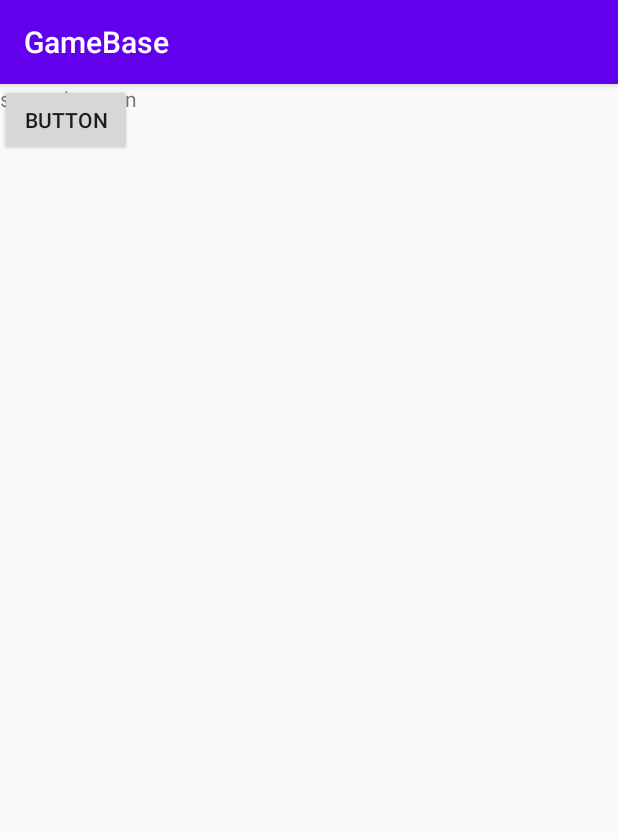
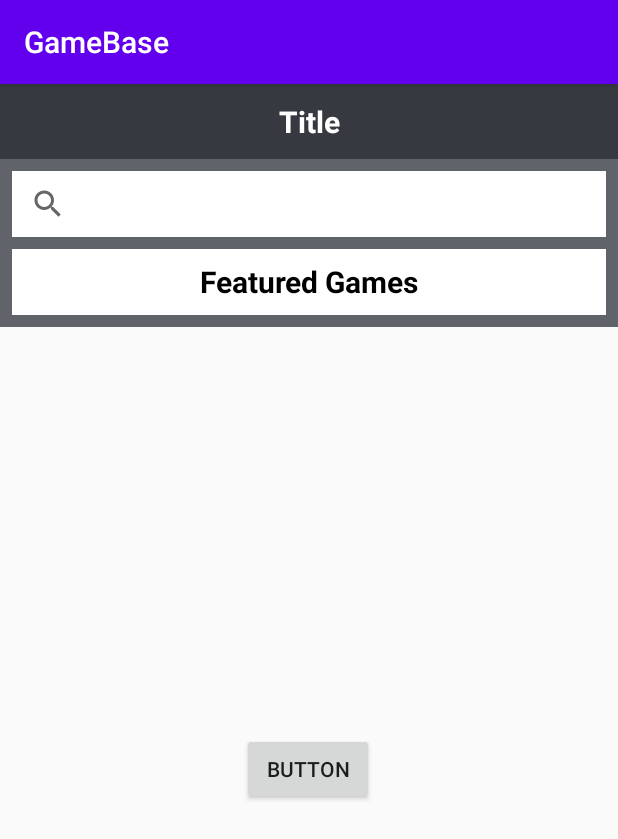
Before and after one commit to AlexOuch/Mobile-App-Assignment, an Android app: the screen it shows after launch (SecondScreen), after a tap on an icon or button, on a phone screen of 412 x 824 dp. Shown: the top 839 px of the screen. Run offline under Robolectric (Android 15) with nearby library versions, the phone set to English and light mode, and no system bars.

Commit message:
changed guidelines to percentage, added stuff to second screen

```diff
--- a/app/src/main/res/layout/activity_main.xml
+++ b/app/src/main/res/layout/activity_main.xml
@@ -11,28 +11,28 @@
         android:layout_width="wrap_content"
         android:layout_height="wrap_content"
         android:orientation="vertical"
-        app:layout_constraintGuide_begin="205dp" />
+        app:layout_constraintGuide_percent="0.5" />
 
     <androidx.constraintlayout.widget.Guideline
         android:id="@+id/guideline2"
         android:layout_width="wrap_content"
         android:layout_height="wrap_content"
         android:orientation="horizontal"
-        app:layout_constraintGuide_begin="660dp" />
+        app:layout_constraintGuide_percent="0.9" />
 
     <androidx.constraintlayout.widget.Guideline
         android:id="@+id/guideline3"
         android:layout_width="wrap_content"
         android:layout_height="wrap_content"
         android:orientation="horizontal"
-        app:layout_constraintGuide_begin="440dp" />
+        app:layout_constraintGuide_percent="0.6" />
 
     <androidx.constraintlayout.widget.Guideline
         android:id="@+id/guideline4"
         android:layout_width="wrap_content"
         android:layout_height="wrap_content"
         android:orientation="horizontal"
-        app:layout_constraintGuide_begin="220dp" />
+        app:layout_constraintGuide_percent="0.3" />
 
     <ImageButton
         android:id="@+id/searchButton"
@@ -110,6 +110,7 @@
         android:id="@+id/bottomNavigationView"
         android:layout_width="0dp"
         android:layout_height="0dp"
+        android:padding="5dp"
         app:layout_constraintBottom_toBottomOf="parent"
         app:layout_constraintEnd_toEndOf="parent"
         app:layout_constraintStart_toStartOf="parent"
@@ -123,8 +124,7 @@
             app:layout_constraintBottom_toBottomOf="parent"
             app:layout_constraintEnd_toEndOf="parent"
             app:layout_constraintStart_toStartOf="parent"
-            app:layout_constraintTop_toTopOf="parent"
-            app:srcCompat="@drawable/homeIcon" />
+            app:layout_constraintTop_toTopOf="parent" />
     </androidx.constraintlayout.widget.ConstraintLayout>
 
 </androidx.constraintlayout.widget.ConstraintLayout>
--- a/app/src/main/res/layout/activity_second_screen.xml
+++ b/app/src/main/res/layout/activity_second_screen.xml
@@ -6,19 +6,87 @@
     android:layout_height="match_parent"
     tools:context=".SecondScreen">
 
-    <TextView
-        android:id="@+id/textView"
-        android:layout_width="wrap_content"
-        android:layout_height="wrap_content"
-        android:text="second screen"
-        tools:layout_editor_absoluteX="144dp"
-        tools:layout_editor_absoluteY="172dp" />
 
     <Button
         android:id="@+id/buttonTest"
         android:layout_width="wrap_content"
         android:layout_height="wrap_content"
         android:text="Button"
-        tools:layout_editor_absoluteX="161dp"
-        tools:layout_editor_absoluteY="275dp" />
+        app:layout_constraintBottom_toBottomOf="parent"
+        app:layout_constraintEnd_toEndOf="parent"
+        app:layout_constraintHorizontal_bias="0.498"
+        app:layout_constraintStart_toStartOf="parent"
+        app:layout_constraintTop_toBottomOf="@+id/textView5"
+        app:layout_constraintVertical_bias="0.485" />
+
+    <TextView
+        android:id="@+id/titleText"
+        android:layout_width="0dp"
+        android:layout_height="50dp"
+        android:background="#36393F"
+        android:gravity="center"
+        android:text="Title"
+        android:textAlignment="center"
+        android:textColor="#FFFFFF"
+        android:textColorLink="#FFFFFF"
+        android:textSize="20dp"
+        android:textStyle="bold"
+        app:layout_constraintEnd_toEndOf="parent"
+        app:layout_constraintHorizontal_bias="0.0"
+        app:layout_constraintStart_toStartOf="parent"
+        app:layout_constraintTop_toTopOf="parent" />
+
+    <TextView
+        android:id="@+id/textView2"
+        android:layout_width="0dp"
+        android:layout_height="60dp"
+        android:background="#60636A"
+        app:layout_constraintEnd_toEndOf="parent"
+        app:layout_constraintStart_toStartOf="parent"
+        app:layout_constraintTop_toBottomOf="@+id/titleText" />
+
+    <SearchView
+        android:id="@+id/searchBar"
+        android:layout_width="0dp"
+        android:layout_height="0dp"
+        android:layout_marginStart="8dp"
+        android:layout_marginTop="8dp"
+        android:layout_marginEnd="8dp"
+        android:layout_marginBottom="8dp"
+        android:background="#FFFFFF"
+        app:layout_constraintBottom_toBottomOf="@+id/textView2"
+        app:layout_constraintEnd_toEndOf="parent"
+        app:layout_constraintHorizontal_bias="0.495"
+        app:layout_constraintStart_toStartOf="parent"
+        app:layout_constraintTop_toBottomOf="@+id/titleText" />
+
+    <TextView
+        android:id="@+id/textView5"
+        android:layout_width="0dp"
+        android:layout_height="52dp"
+        android:background="#60636A"
+        app:layout_constraintEnd_toEndOf="parent"
+        app:layout_constraintStart_toStartOf="parent"
+        app:layout_constraintTop_toBottomOf="@+id/textView2" />
+
+    <TextView
+        android:id="@+id/subtitleText"
+        android:layout_width="0dp"
+        android:layout_height="0dp"
+        android:layout_marginStart="8dp"
+        android:layout_marginTop="8dp"
+        android:layout_marginEnd="8dp"
+        android:layout_marginBottom="8dp"
+        android:background="#FFFFFF"
+        android:gravity="center"
+        android:text="Featured Games"
+        android:textColor="#000000"
+        android:textSize="20dp"
+        android:textStyle="bold"
+        app:layout_constraintBottom_toBottomOf="@+id/textView5"
+        app:layout_constraintEnd_toEndOf="parent"
+        app:layout_constraintHorizontal_bias="0.0"
+        app:layout_constraintStart_toStartOf="parent"
+        app:layout_constraintTop_toBottomOf="@+id/searchBar"
+        app:layout_constraintVertical_bias="1.0" />
 </androidx.constraintlayout.widget.ConstraintLayout>
```
Also changed, not shown: app/src/main/res/drawable/home.png (renamed from app/src/main/res/drawable/homeIcon.png), 1 other file.
